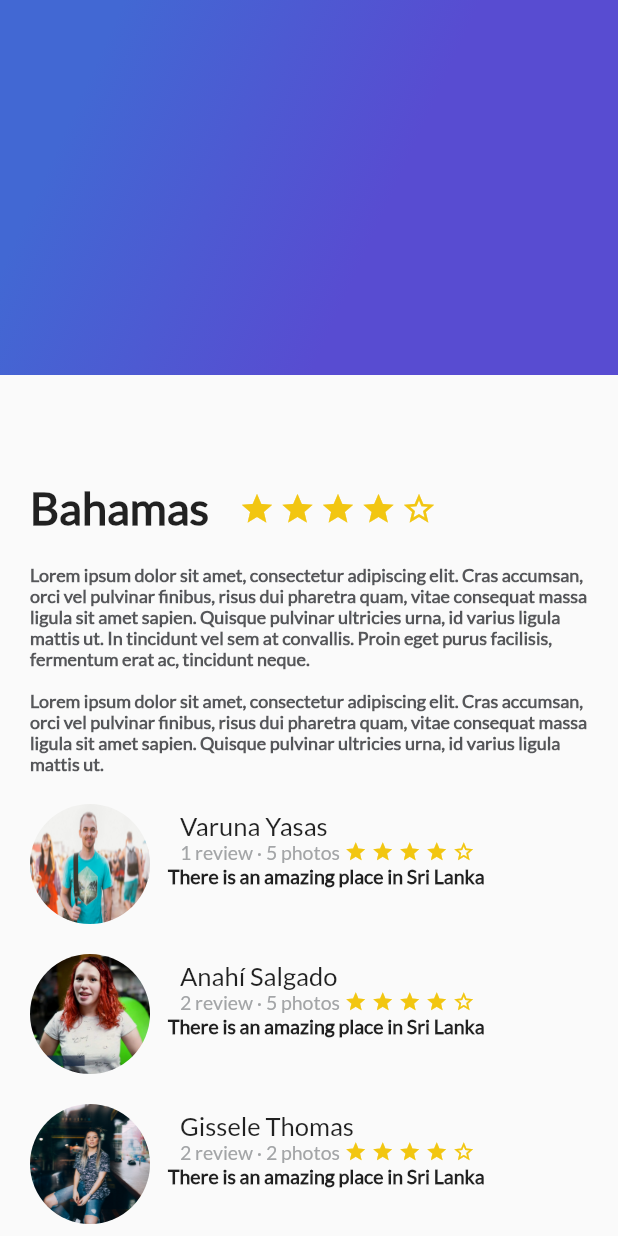
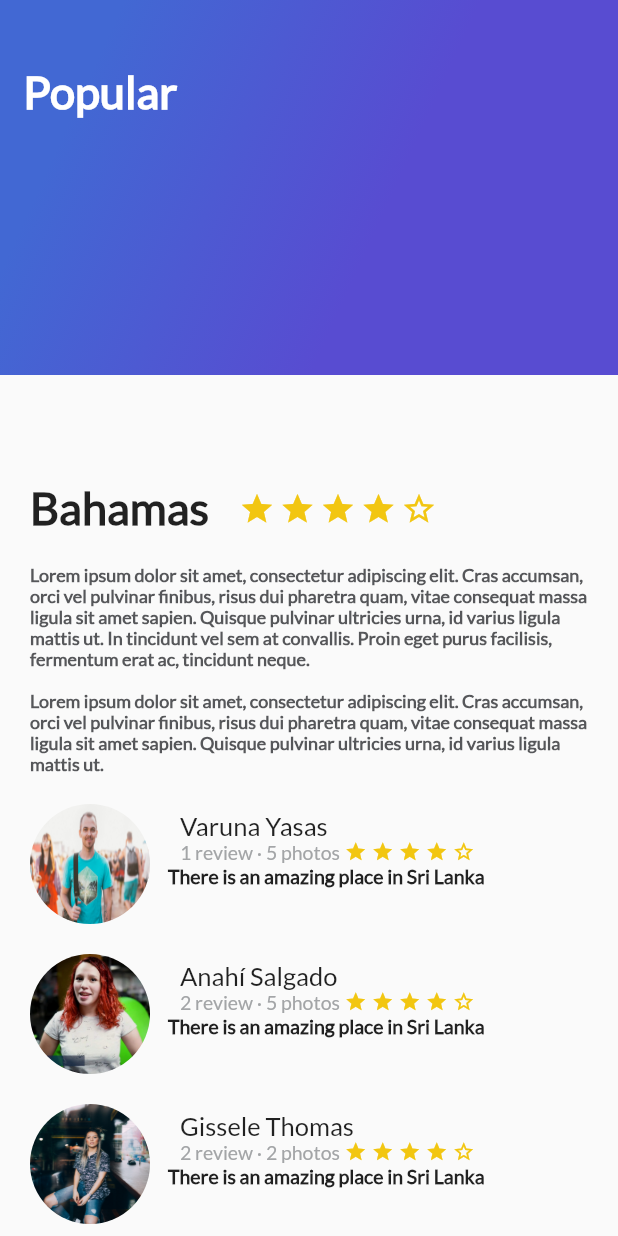
Before and after one commit to ericgomez/platzi_trips_app_complete, a Flutter app: the screen it shows after launch, on a phone screen of 412 x 824 dp. Run offline on Flutter 3.47's test engine with Material 2 defaults, Android fonts, the phone set to English and light mode, and no system bars.

Commit message:
add title from our appBar

```diff
--- a/lib/gradient_back.dart
+++ b/lib/gradient_back.dart
@@ -1,6 +1,13 @@
 import 'package:flutter/material.dart';
 
 class GradientBack extends StatelessWidget {
+
+  //Creamo el titulo de nuestro appBar
+  String title = "Popular";
+
+  //Creamos el constructor
+  GradientBack(this.title);
+
   @override
   Widget build(BuildContext context) {
     // TODO: implement build
@@ -20,7 +27,18 @@ class GradientBack extends StatelessWidget {
           tileMode: TileMode.clamp //Color por defecto mientras carga el gradiente o en caso de que no carge
         )
       ),
-
+      //Creamos un nuevo hijo
+      child: Text(
+        title,
+        style: TextStyle(
+          color: Colors.white,
+          fontSize: 30.0,
+          fontFamily: "Lato",
+          fontWeight: FontWeight.bold
+        ),
+      ),
+      //Pondremos la alineacion del texto
+      alignment: Alignment(-0.9, -0.6),
     );
   }
 
--- a/lib/main.dart
+++ b/lib/main.dart
@@ -34,7 +34,7 @@ class MyApp extends StatelessWidget {
                 ReviewList()
               ],
             ),
-            GradientBack()//Mandamos a llamar al metodo de la clase GradientBack
+            GradientBack("Popular")//Mandamos a llamar al metodo de la clase GradientBack
           ],
         ),
         )
```
